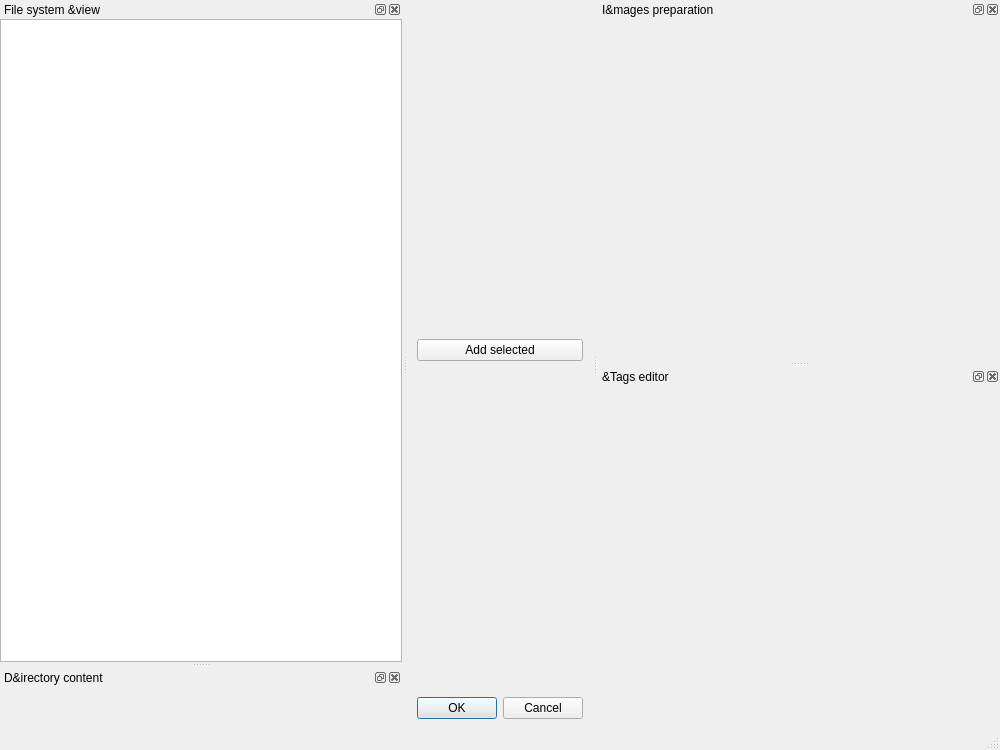
Before: the Qt Designer form src/gui/desktop/ui/photos_add_dialog.ui in Kicer86/photobroom, drawn with Qt 5.
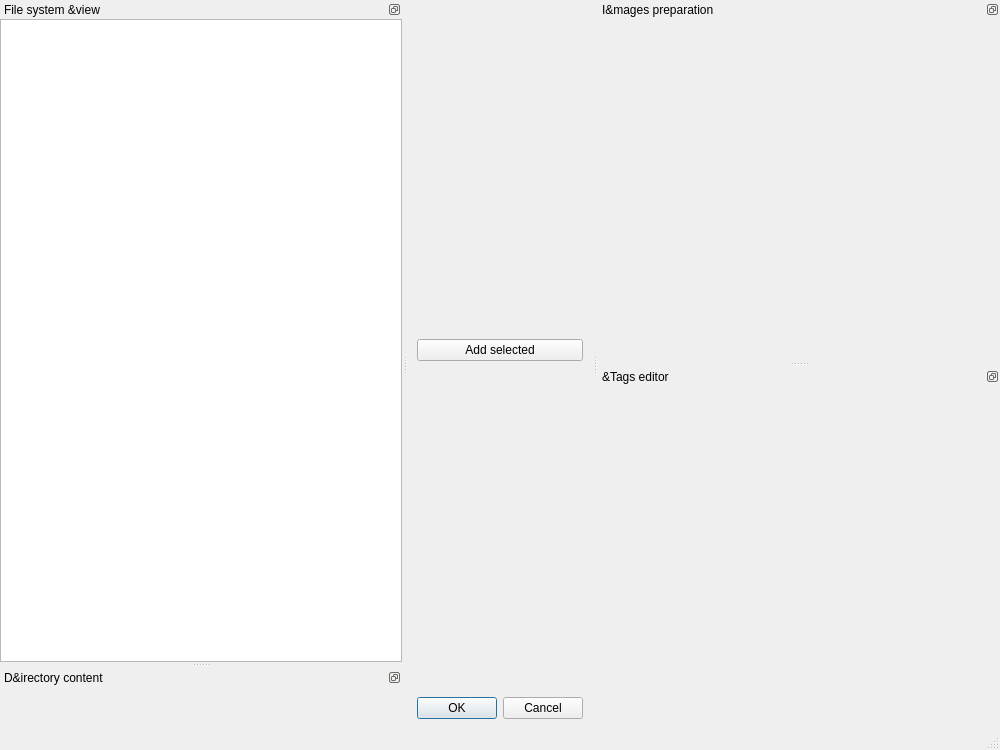
After: the same form once the commit is applied. Custom widgets are drawn as their Qt base class.

Commit message: gui: ui: PhotosAddDialog: do not allow to close docks

Diff of the .ui file:
```diff
--- a/src/gui/desktop/ui/photos_add_dialog.ui
+++ b/src/gui/desktop/ui/photos_add_dialog.ui
@@ -68,6 +68,9 @@
   </widget>
   <widget class="QStatusBar" name="statusbar"/>
   <widget class="QDockWidget" name="browseTreeDock">
+   <property name="features">
+    <set>QDockWidget::DockWidgetFloatable|QDockWidget::DockWidgetMovable</set>
+   </property>
    <property name="allowedAreas">
     <set>Qt::LeftDockWidgetArea</set>
    </property>
@@ -82,6 +85,9 @@
    </widget>
   </widget>
   <widget class="QDockWidget" name="browseListDock">
+   <property name="features">
+    <set>QDockWidget::DockWidgetFloatable|QDockWidget::DockWidgetMovable</set>
+   </property>
    <property name="allowedAreas">
     <set>Qt::LeftDockWidgetArea</set>
    </property>
@@ -94,6 +100,9 @@
    <widget class="ImagesTreeView" name="browseList"/>
   </widget>
   <widget class="QDockWidget" name="photosViewDock">
+   <property name="features">
+    <set>QDockWidget::DockWidgetFloatable|QDockWidget::DockWidgetMovable</set>
+   </property>
    <property name="allowedAreas">
     <set>Qt::RightDockWidgetArea</set>
    </property>
@@ -106,6 +115,9 @@
    <widget class="ImagesTreeView" name="photosView"/>
   </widget>
   <widget class="QDockWidget" name="tagsEditorDock">
+   <property name="features">
+    <set>QDockWidget::DockWidgetFloatable|QDockWidget::DockWidgetMovable</set>
+   </property>
    <property name="allowedAreas">
     <set>Qt::RightDockWidgetArea</set>
    </property>
```
